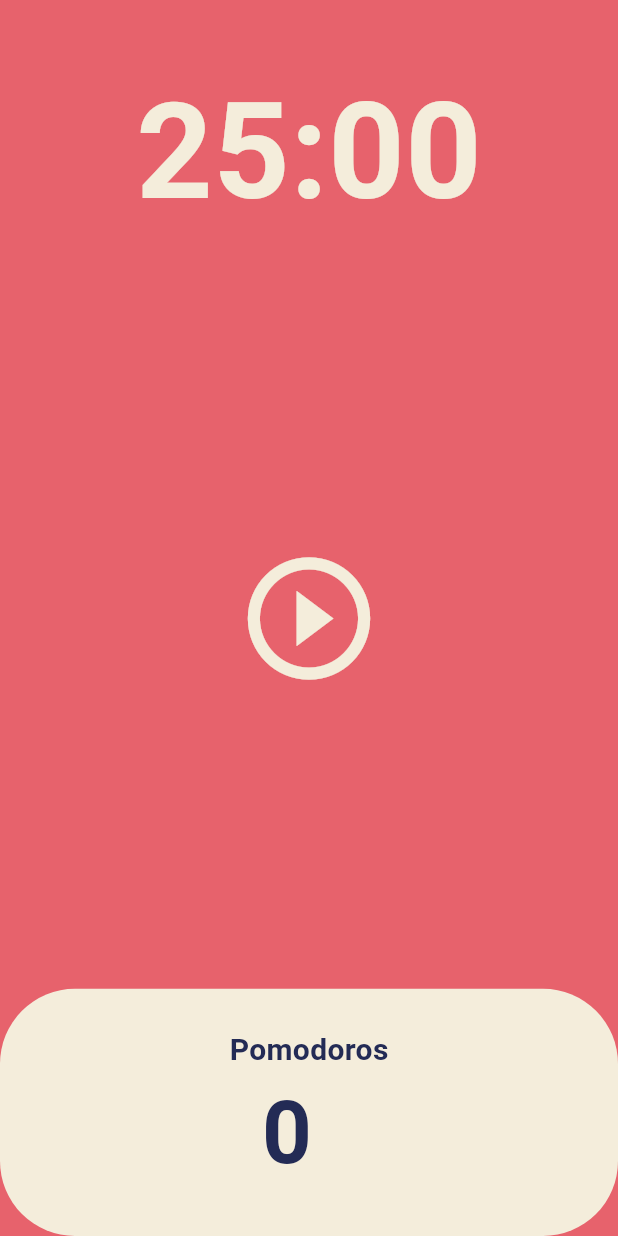
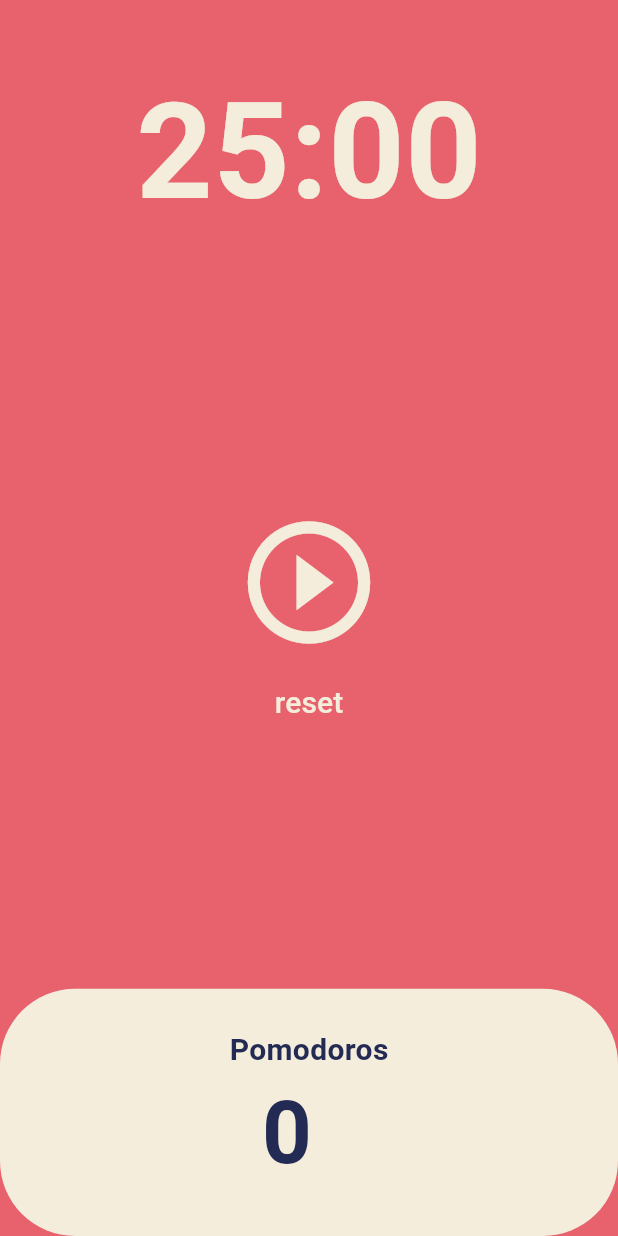
Before and after one commit to KimJJRoSY/flutter_study_pomodoro_app, a Flutter app: the screen it shows after launch, on a phone screen of 412 x 824 dp. Run offline on Flutter 3.47's test engine with Material 3 defaults, Android fonts, the light colour scheme and no system bars.

Commit message:
feat: reset 추가

```diff
--- a/lib/screens/home_screen.dart
+++ b/lib/screens/home_screen.dart
@@ -51,14 +51,23 @@ class _HomeScreenState extends State<HomeScreen> {
     });
   }
 
+  void onReset() {
+    setState(() {
+      totalPomodoros = totalPomodoros + 1;
+      isRunning = false;
+      totalSeconds = twentyFiveMinutes;
+    });
+    timer.cancel();
+  }
+
   String format(int seconds) {
     var duration = Duration(seconds: seconds);
     // string으로 타입 변경  -> 0:25:00.000000
-    print(duration.toString());
+    // print(duration.toString());
     // .을 기준으로 문자열 분리 후, 리스트로 반환 ->[0:25:00, 000000]
-    print(duration.toString().split('.'));
+    // print(duration.toString().split('.'));
     // 리스트에서 첫 번째 인덱스 선택 후 , 필요한 부분 슬라이싱 => 25:00
-    print(duration.toString().split('.').first.substring(2, 7));
+    // print(duration.toString().split('.').first.substring(2, 7));
     return duration.toString().split('.').first.substring(2, 7);
   }
 
@@ -88,8 +97,10 @@ class _HomeScreenState extends State<HomeScreen> {
           Flexible(
             // flex 숫자 크기에 따라 보여지는 화면 비율 달라짐 -> 반응형으로 만들때 용이
             flex: 3,
-            child: Center(
-              child: IconButton(
+            child: Column(
+              mainAxisAlignment: MainAxisAlignment.center,
+              children: [
+                IconButton(
                   // isrunning이 true면 오른쪽 항
                   onPressed: isRunning ? onPausePressed : onStartPressed,
                   icon: Icon(isRunning
@@ -98,6 +109,16 @@ class _HomeScreenState extends State<HomeScreen> {
                   iconSize: 98,
                   color: Theme.of(context).cardColor,
                 ),
+                TextButton(
+                    onPressed: onReset,
+                    child: Text(
+                      'reset',
+                      style: TextStyle(
+                        color: Theme.of(context).cardColor,
+                        fontSize: 20,
+                      ),
+                    ))
+              ],
             ),
           ),
           Flexible(
```
Lines whose indentation alone changed are shown as unchanged.
